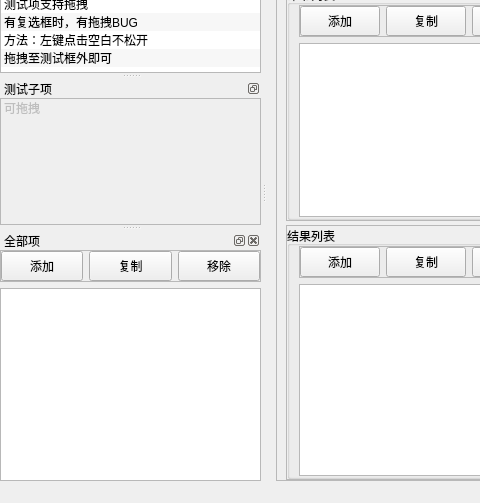
Qt form mainwindow.ui (m-RNA/labview-ini-editor) before a commit; both pictures show x 0 to 480 and y 154 to 657 of the 869 by 657 pixel window.
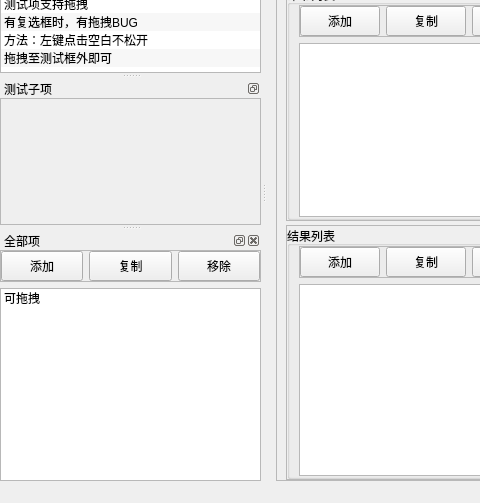
The same form after that commit. Custom widgets are drawn as their Qt base class.

Commit message: UI：关闭不可用的拖拽

Diff of the .ui file:
```diff
--- a/mainwindow.ui
+++ b/mainwindow.ui
@@ -1175,11 +1175,6 @@
        <property name="alternatingRowColors">
         <bool>true</bool>
        </property>
-       <item>
-        <property name="text">
-         <string>可拖拽</string>
-        </property>
-       </item>
       </widget>
      </item>
     </layout>
@@ -1241,6 +1236,11 @@
        <property name="alternatingRowColors">
         <bool>true</bool>
        </property>
+       <item>
+        <property name="text">
+         <string>可拖拽</string>
+        </property>
+       </item>
       </widget>
      </item>
      <item row="0" column="0">
```
Left out of the diff: 4 changed lines with no effect on the pictures.
